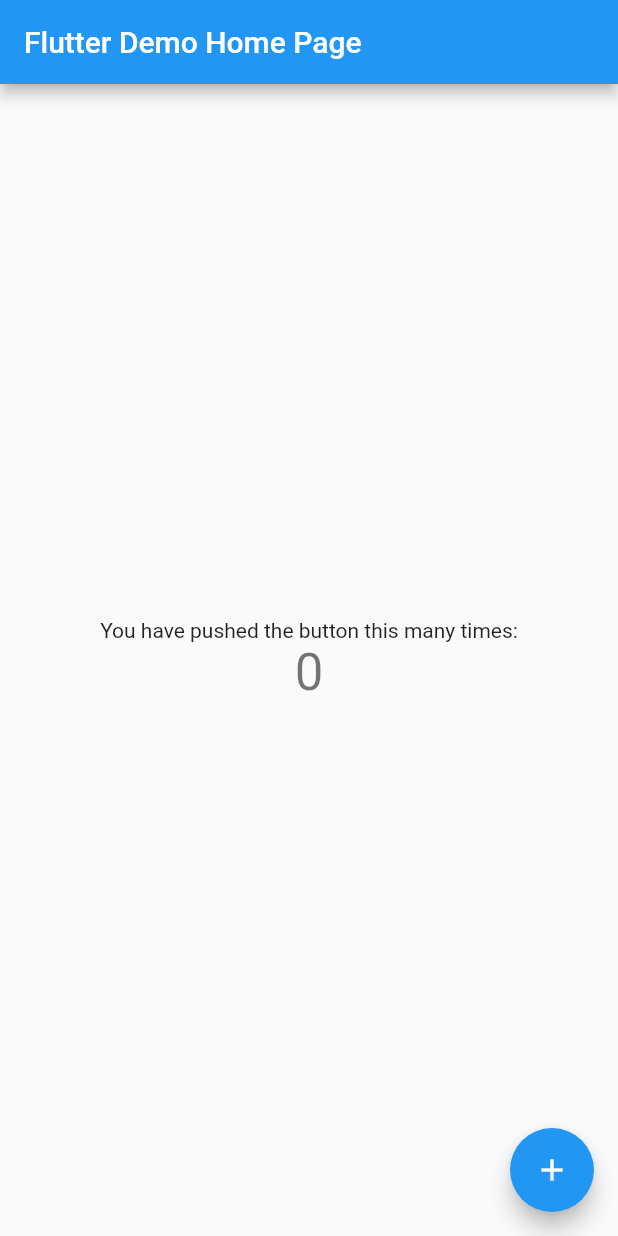
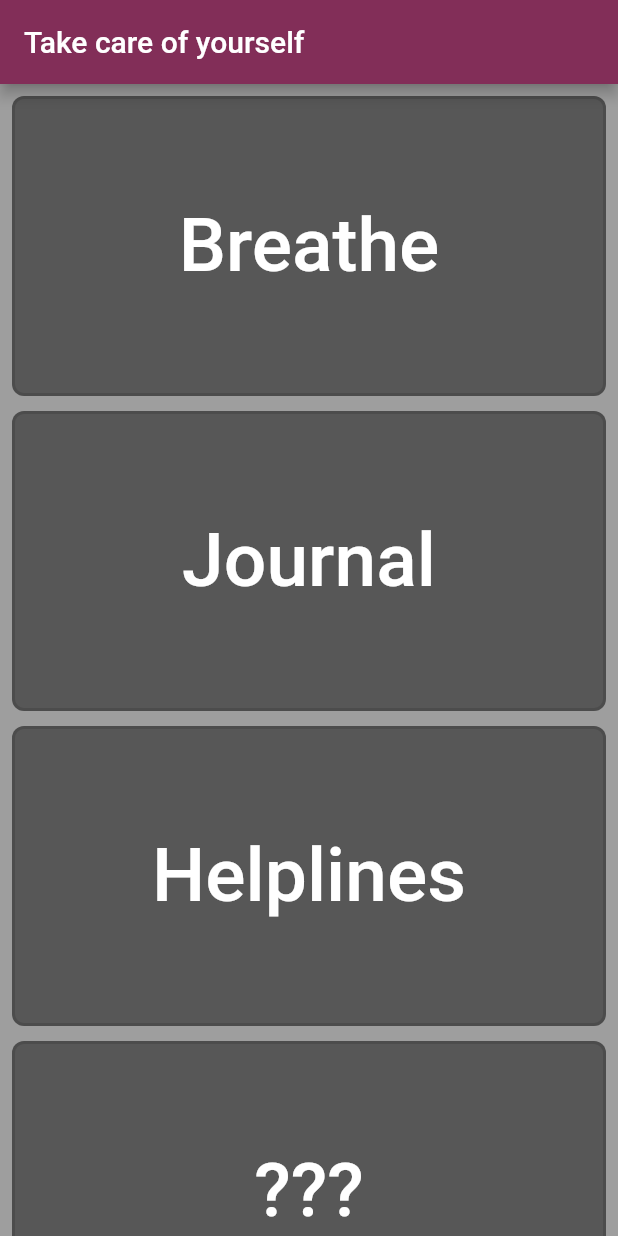
Before and after one commit to J051333/mental_health, a Flutter app: the screen it shows after launch, on a phone screen of 412 x 824 dp. Run offline on Flutter 3.47's test engine with Material 2 defaults, Android fonts, the phone set to English and light mode, and no system bars.

Commit message:
Added main menu and first redirect to breathe screen.

```diff
--- /dev/null
+++ b/lib/breathe.dart
@@ -0,0 +1,25 @@
+import 'package:flutter/material.dart';
+import 'package:mental_health/mh_colors.dart';
+
+class Breathe extends StatefulWidget {
+  const Breathe({Key? key}) : super(key: key);
+
+  @override
+  _BreatheState createState() => _BreatheState();
+}
+
+class _BreatheState extends State<Breathe> {
+  @override
+  Widget build(BuildContext context) {
+    return Scaffold(
+      body: Container(
+        child: const Center(
+           child: Text("pop"),
+        ),
+        decoration: const BoxDecoration(
+          color: Colors.green,
+        ),
+      )
+    );
+  }
+}
--- a/lib/main.dart
+++ b/lib/main.dart
@@ -1,4 +1,8 @@
+import 'package:flutter/cupertino.dart';
 import 'package:flutter/material.dart';
+import 'package:flutter/scheduler.dart';
+import 'package:mental_health/breathe.dart';
+import 'package:mental_health/mh_colors.dart';
 
 void main() {
   runApp(const MyApp());
@@ -11,105 +15,92 @@ class MyApp extends StatelessWidget {
   @override
   Widget build(BuildContext context) {
     return MaterialApp(
-      title: 'Flutter Demo',
+      title: 'Think',
       theme: ThemeData(
-        // This is the theme of your application.
-        //
-        // Try running your application with "flutter run". You'll see the
-        // application has a blue toolbar. Then, without quitting the app, try
-        // changing the primarySwatch below to Colors.green and then invoke
-        // "hot reload" (press "r" in the console where you ran "flutter run",
-        // or simply save your changes to "hot reload" in a Flutter IDE).
-        // Notice that the counter didn't reset back to zero; the application
-        // is not restarted.
-        primarySwatch: Colors.blue,
+        primarySwatch: MHColors.menuButtonColor,
       ),
-      home: const MyHomePage(title: 'Flutter Demo Home Page'),
+      home: const HomePage(title: 'Take care of yourself'),
     );
   }
 }
 
-class MyHomePage extends StatefulWidget {
-  const MyHomePage({Key? key, required this.title}) : super(key: key);
-
-  // This widget is the home page of your application. It is stateful, meaning
-  // that it has a State object (defined below) that contains fields that affect
-  // how it looks.
-
-  // This class is the configuration for the state. It holds the values (in this
-  // case the title) provided by the parent (in this case the App widget) and
-  // used by the build method of the State. Fields in a Widget subclass are
-  // always marked "final".
+class HomePage extends StatefulWidget {
+  const HomePage({Key? key, required this.title}) : super(key: key);
 
   final String title;
 
   @override
-  State<MyHomePage> createState() => _MyHomePageState();
+  State<HomePage> createState() => _HomePageState();
 }
 
-class _MyHomePageState extends State<MyHomePage> {
-  int _counter = 0;
-
-  void _incrementCounter() {
-    setState(() {
-      // This call to setState tells the Flutter framework that something has
-      // changed in this State, which causes it to rerun the build method below
-      // so that the display can reflect the updated values. If we changed
-      // _counter without calling setState(), then the build method would not be
-      // called again, and so nothing would appear to happen.
-      _counter++;
-    });
-  }
+class _HomePageState extends State<HomePage> {
+  static const menuSpacing = 10.0;
 
   @override
   Widget build(BuildContext context) {
-    // This method is rerun every time setState is called, for instance as done
-    // by the _incrementCounter method above.
-    //
-    // The Flutter framework has been optimized to make rerunning build methods
-    // fast, so that you can just rebuild anything that needs updating rather
-    // than having to individually change instances of widgets.
     return Scaffold(
+      backgroundColor: Colors.grey,
       appBar: AppBar(
-        // Here we take the value from the MyHomePage object that was created by
-        // the App.build method, and use it to set our appbar title.
         title: Text(widget.title),
       ),
-      body: Center(
-        // Center is a layout widget. It takes a single child and positions it
-        // in the middle of the parent.
-        child: Column(
-          // Column is also a layout widget. It takes a list of children and
-          // arranges them vertically. By default, it sizes itself to fit its
-          // children horizontally, and tries to be as tall as its parent.
-          //
-          // Invoke "debug painting" (press "p" in the console, choose the
-          // "Toggle Debug Paint" action from the Flutter Inspector in Android
-          // Studio, or the "Toggle Debug Paint" command in Visual Studio Code)
-          // to see the wireframe for each widget.
-          //
-          // Column has various properties to control how it sizes itself and
-          // how it positions its children. Here we use mainAxisAlignment to
-          // center the children vertically; the main axis here is the vertical
-          // axis because Columns are vertical (the cross axis would be
-          // horizontal).
-          mainAxisAlignment: MainAxisAlignment.center,
+      body: SizedBox.expand(
+        child: ListView(
+          padding: const EdgeInsets.all(8),
           children: <Widget>[
-            const Text(
-              'You have pushed the button this many times:',
-            ),
-            Text(
-              '$_counter',
-              style: Theme.of(context).textTheme.headline4,
-            ),
+            MenuItem("Breathe", () {
+              Future.microtask(() {
+                Navigator.push(
+                  context,
+                  MaterialPageRoute(builder: (context) => const Breathe()),
+                );
+              });
+            }),
+            const SizedBox(height: menuSpacing),
+            MenuItem("Journal", () {}),
+            const SizedBox(height: menuSpacing),
+            MenuItem("Helplines", () {}),
+            const SizedBox(height: menuSpacing),
+            MenuItem("???", () {}),
           ],
         ),
       ),
-      floatingActionButton: FloatingActionButton(
-        onPressed: _incrementCounter,
-        tooltip: 'Increment',
-        child: const Icon(Icons.add),
-      ), // This trailing comma makes auto-formatting nicer for build methods.
     );
   }
 }
+
+class MenuItem extends StatelessWidget {
+  final String _buttonText;
+  final Function buttonAction;
+  const MenuItem(
+    this._buttonText,
+    this.buttonAction, {
+    Key? key,
+  }) : super(key: key);
+
+  @override
+  Widget build(BuildContext context) {
+    return Container(
+      height: 200,
+      child: TextButton(
+        child: Center(
+          child: Text(
+            _buttonText,
+            style: const TextStyle(
+              color: Colors.white,
+              fontSize: 50,
+            ),
+          ),
+        ),
+        onPressed: () => buttonAction(),
+      ),
+      decoration: BoxDecoration(
+        color: Colors.black45,
+        border: Border.all(
+          color: Colors.black12,
+          width: 2,
+        ),
+        borderRadius: const BorderRadius.all(Radius.circular(8)),
+      ),
+    );
+  }
+}
--- /dev/null
+++ b/lib/mh_colors.dart
@@ -0,0 +1,26 @@
+import 'package:flutter/material.dart';
+
+class MHColors {
+  static final menuButtonColor = createMaterialColor(const Color (0xFF822e58));
+
+  /// https://gist.github.com/filipvk/244be04f1dbdba52788017f008477484
+  static MaterialColor createMaterialColor(Color color) {
+    List strengths = <double>[.05];
+    final swatch = <int, Color>{};
+    final int r = color.red, g = color.green, b = color.blue;
+
+    for (int i = 1; i < 10; i++) {
+      strengths.add(0.1 * i);
+    }
+    for (var strength in strengths) {
+      final double ds = 0.5 - strength;
+      swatch[(strength * 1000).round()] = Color.fromRGBO(
+        r + ((ds < 0 ? r : (255 - r)) * ds).round(),
+        g + ((ds < 0 ? g : (255 - g)) * ds).round(),
+        b + ((ds < 0 ? b : (255 - b)) * ds).round(),
+        1,
+      );
+    }
+    return MaterialColor(color.value, swatch);
+  }
+}
```
